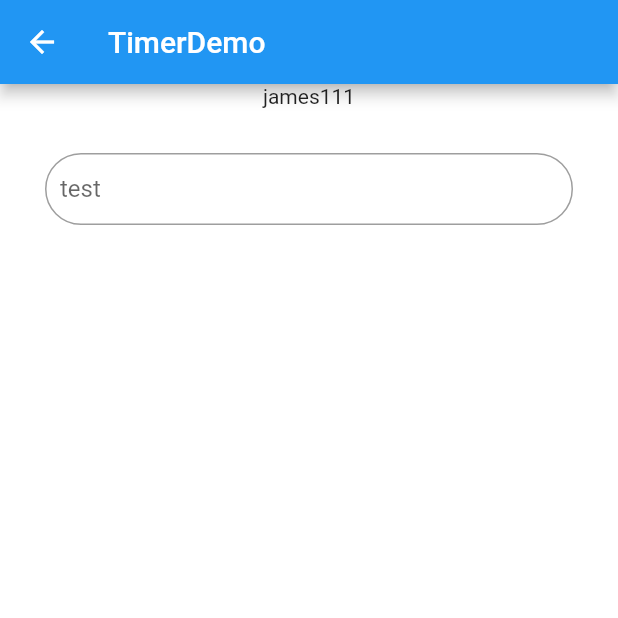
After one commit to justForL/FlutterDemos, a Flutter app: the WeatherDemo screen opened directly, on a phone screen of 412 x 824 dp, the top half of it. The commit adds this screen. Run offline on Flutter 3.47's test engine with Material 2 defaults, Android fonts, the phone set to English and light mode, and no system bars; our stand-ins replace bloc, equatable, flutter_bloc.

Commit message:
add the weather Demo bloc

```diff
--- /dev/null
+++ b/lib/Blocs/Weather/Weather_bloc.dart
@@ -0,0 +1,35 @@
+import 'dart:async';
+import 'package:bloc/bloc.dart';
+import 'package:demo02/Blocs/Weather/index.dart';
+
+class WeatherBloc extends Bloc<WeatherEvent, WeatherState> {
+  static final WeatherBloc _weatherBlocSingleton = new WeatherBloc._internal();
+  factory WeatherBloc() {
+    return _weatherBlocSingleton;
+  }
+  WeatherBloc._internal();
+
+  WeatherState get initialState => new InitState();
+
+  @override
+  void onTransition(Transition<WeatherEvent, WeatherState> transition) {
+    super.onTransition(transition);
+    print(transition);
+  }
+
+  @override
+  Stream<WeatherState> mapEventToState(
+    WeatherEvent event,
+  ) async* {
+    if (event is GetWeather) {
+      yield LoadState();
+      Future<Null> result = await Future.delayed(Duration(seconds: 2));
+    yield LoadedState(event.cityName);
+      // _mapGetWeatherToState(event);
+    }
+  }
+
+  Stream<LoadedState> _mapGetWeatherToState(GetWeather event) async* {
+
+  }
+}
--- /dev/null
+++ b/lib/Blocs/Weather/Weather_event.dart
@@ -0,0 +1,15 @@
+import 'package:equatable/equatable.dart';
+import 'package:flutter/material.dart';
+import 'package:meta/meta.dart';
+
+@immutable
+abstract class WeatherEvent extends Equatable {
+  WeatherEvent([List props = const []]) : super(props);
+}
+
+class GetWeather extends WeatherEvent {
+  GetWeather({@required this.cityName})
+      : assert(cityName != null),
+        super([cityName]);
+  final String cityName;
+}
--- /dev/null
+++ b/lib/Blocs/Weather/Weather_state.dart
@@ -0,0 +1,32 @@
+import 'package:equatable/equatable.dart';
+import 'package:meta/meta.dart';
+
+@immutable
+abstract class WeatherState extends Equatable {
+  WeatherState(this.cityName, [List props = const []]) : super(props);
+final  String cityName;
+  /// Copy object for use in action
+  WeatherState getStateCopy();
+}
+
+class InitState extends WeatherState {
+  InitState() : super("");
+
+  @override
+  WeatherState getStateCopy() => InitState();
+}
+
+class LoadState extends WeatherState {
+  LoadState() : super("Loaded");
+
+  @override
+  WeatherState getStateCopy() => LoadState();
+}
+
+class LoadedState extends WeatherState {
+
+
+  LoadedState(cityName) :assert(cityName != null),super(cityName);
+  @override
+  WeatherState getStateCopy() => LoadedState(this.cityName);
+}
--- /dev/null
+++ b/lib/Blocs/Weather/index.dart
@@ -0,0 +1,3 @@
+export 'Weather_bloc.dart';
+export 'Weather_event.dart';
+export 'Weather_state.dart';
--- /dev/null
+++ b/lib/Moudle/Home/weather_demo.dart
@@ -0,0 +1,140 @@
+import 'package:demo02/Blocs/Weather/index.dart';
+import 'package:flutter/material.dart';
+import 'package:flutter_bloc/flutter_bloc.dart';
+
+class WeatherDemo extends StatefulWidget {
+  const WeatherDemo({Key key}) : super(key: key);
+  @override
+  _WeatherDemoState createState() => _WeatherDemoState();
+}
+
+class _WeatherDemoState extends State<WeatherDemo> {
+  TextEditingController _controller;
+  FocusNode _node;
+  WeatherBloc _bloc;
+
+  @override
+  void initState() {
+    super.initState();
+    _controller = TextEditingController();
+    _node = FocusNode();
+    _bloc = WeatherBloc();
+  }
+
+  @override
+  void dispose() {
+    super.dispose();
+  }
+
+  @override
+  Widget build(BuildContext context) {
+    return Container(
+      child: Scaffold(
+        appBar: AppBar(
+          title: Text("TimerDemo"),
+        ),
+        body: _buildBody(context),
+      ),
+    );
+  }
+
+  Widget _buildBody(BuildContext context) {
+    return GestureDetector(
+      onTap: () {
+        _node.unfocus();
+      },
+      child: Container(
+        color: Colors.white,
+        child: Column(
+          children: <Widget>[
+            _buildTopRow(context),
+            _buildTextInput(context),
+          ],
+        ),
+      ),
+    );
+  }
+
+  Widget _buildTopRow(BuildContext context) {
+    return BlocBuilder<WeatherBloc, WeatherState>(
+      bloc: _bloc,
+      builder: (context, state) {
+        if (state is InitState) {
+          return _buildInitState();
+        } else if (state is LoadState) {
+          return _buildLoading();
+        } else {
+          return _buildContent(state);
+        }
+      },
+    );
+  }
+
+  Widget _buildInitState() {
+    return Container(
+      child: Text("james111"),
+    );
+  }
+
+  Widget _buildLoading() {
+    return Container(
+      child: Center(
+        child: CircularProgressIndicator(),
+      ),
+    );
+  }
+
+  Widget _buildContent(WeatherState state) {
+    return Container(
+      margin: EdgeInsets.fromLTRB(0, 30, 0, 30),
+      child: Column(
+        children: <Widget>[
+          Center(
+            child: Text(
+              state.cityName,
+              style: TextStyle(fontSize: 40, fontWeight: FontWeight.bold),
+            ),
+          ),
+          Row(
+            mainAxisAlignment: MainAxisAlignment.center,
+            children: <Widget>[
+              Text(
+                "30",
+                style: TextStyle(fontSize: 30),
+              ),
+              Text(
+                "°",
+                style: TextStyle(fontSize: 30),
+              ),
+            ],
+          ),
+        ],
+      ),
+    );
+  }
+
+  void _submitAction(String text) {
+    _bloc.dispatch(GetWeather(cityName: text));
+  }
+
+  Widget _buildTextInput(BuildContext context) {
+    return Container(
+        padding: EdgeInsets.fromLTRB(30, 30, 30, 0),
+        child: Center(
+          child: TextField(
+            controller: _controller,
+            focusNode: _node,
+            textInputAction: TextInputAction.done,
+            onSubmitted: _submitAction,
+            decoration: InputDecoration(
+              hintText: "test",
+              border:
+                  OutlineInputBorder(borderRadius: BorderRadius.circular(30.0)),
+              contentPadding: EdgeInsets.all(10),
+            ),
+          ),
+        ));
+  }
+}
+
+void main() => runApp(WeatherDemo());
```
Also changed, not shown: lib/Moudle/Home/HomeList.dart (+8 -2 lines).
